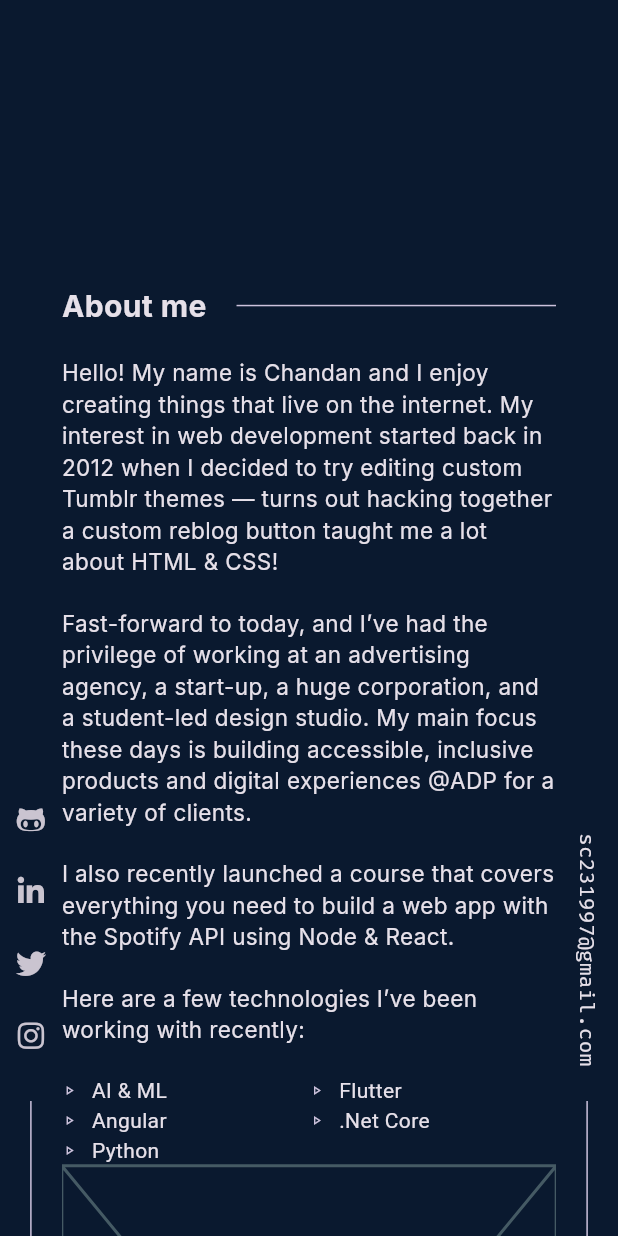
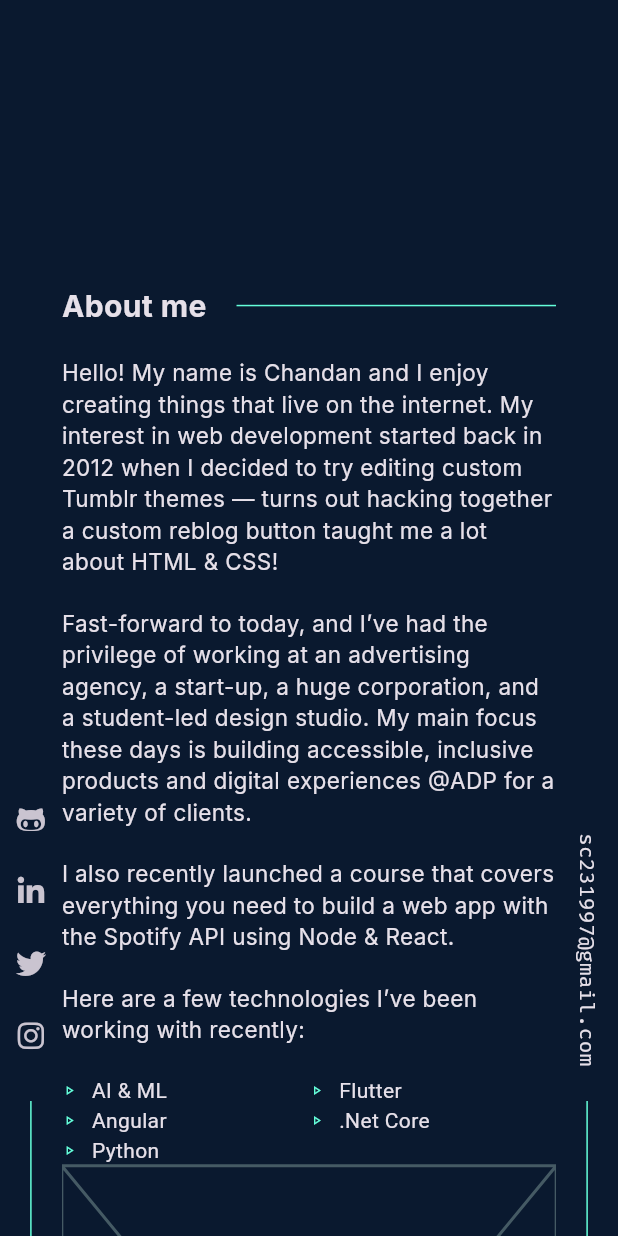
Before and after one commit to sc231997/sc231997.github.io, a Flutter app: the screen it shows after launch, scrolled down 576 dp, on a phone screen of 412 x 824 dp. Run offline on Flutter 3.47's test engine with Material 3 defaults, Android fonts, the phone set to English and light mode, and no system bars; our stand-ins replace adaptive_theme, font_awesome_flutter, google_fonts.

Commit message:
fix theme error for newer version

```diff
--- a/lib/main.dart
+++ b/lib/main.dart
@@ -13,13 +13,12 @@ class MyApp extends StatelessWidget {
     return AdaptiveTheme(
       light: ThemeData(
           brightness: Brightness.light,
-          primarySwatch: Colors.yellow,
-          accentColor: Colors.redAccent,
-      ),
+          primaryColor: Colors.yellow,
+          secondaryHeaderColor: Colors.redAccent),
       dark: ThemeData(
           brightness: Brightness.dark,
           primaryColor: Color(0xff0a192f),
-          accentColor: Color(0xff64ffda)),
+          secondaryHeaderColor: Color(0xff64ffda)),
       initial: AdaptiveThemeMode.dark,
       builder: (light, dark) => MaterialApp(
         title: 'Chandan Singh',
--- a/lib/widgets/about.dart
+++ b/lib/widgets/about.dart
@@ -41,7 +41,7 @@ class _AboutState extends State<About> {
                       child: Padding(
                         padding: EdgeInsets.only(left: 20),
                         child: Divider(
-                          color: Theme.of(context).accentColor,
+                          color: Theme.of(context).secondaryHeaderColor,
                         ),
                       ),
                     )
@@ -92,7 +92,7 @@ class _AboutState extends State<About> {
                             padding: EdgeInsets.only(right: 10),
                             child:Icon(
                               Icons.play_arrow_outlined,
-                              color: Theme.of(context).accentColor,
+                              color: Theme.of(context).secondaryHeaderColor,
                               size: 10,
                             ),
                           ),
--- a/lib/widgets/home/web_home.dart
+++ b/lib/widgets/home/web_home.dart
@@ -53,7 +53,7 @@ class _WebHomeState extends State<WebHome> {
                     margin: EdgeInsets.only(top: 20),
                     width: 1,
                     height: 90,
-                    color: Theme.of(context).accentColor,
+                    color: Theme.of(context).secondaryHeaderColor,
                   ),
                 ],
               )),
@@ -135,7 +135,7 @@ class _WebHomeState extends State<WebHome> {
                     margin: EdgeInsets.only(top: 20),
                     width: 1,
                     height: 90,
-                    color: Theme.of(context).accentColor,
+                    color: Theme.of(context).secondaryHeaderColor,
                   ),
                 ],
               )),
--- a/lib/widgets/intro.dart
+++ b/lib/widgets/intro.dart
@@ -20,7 +20,7 @@ class _IntroState extends State<Intro> {
           Text(
             "Namaste! my name is",
             style: GoogleFonts.firaCode(
-                color: Theme.of(context).accentColor,
+                color: Theme.of(context).secondaryHeaderColor,
                 fontWeight: FontWeight.w400),
           ),
           Container(height: 20),
@@ -55,14 +55,14 @@ class _IntroState extends State<Intro> {
           OutlinedButton(
             style: OutlinedButton.styleFrom(
                 side:
-                    BorderSide(width: 1, color: Theme.of(context).accentColor)
+                    BorderSide(width: 1, color: Theme.of(context).secondaryHeaderColor)
             ),
             onPressed: () {},
             child: Padding(
               padding: EdgeInsets.all(15),
               child: Text(
                 "Resume",
-                style: GoogleFonts.firaCode(color: Theme.of(context).accentColor),
+                style: GoogleFonts.firaCode(color: Theme.of(context).secondaryHeaderColor),
               )
             )
             ,
--- a/pubspec.yaml
+++ b/pubspec.yaml
@@ -28,9 +28,9 @@ dependencies:
   # The following adds the Cupertino Icons font to your application.
   # Use with the CupertinoIcons class for iOS style icons.
   cupertino_icons: ^1.0.2
-  adaptive_theme: ^2.2.0
-  google_fonts: ^2.1.0
-  font_awesome_flutter: ^9.1.0
+  adaptive_theme: ^3.6.0
+  google_fonts: ^6.2.1
+  font_awesome_flutter: ^10.7.0
 
 dev_dependencies:
   flutter_test:
```
Also changed, not shown: pubspec.lock.
